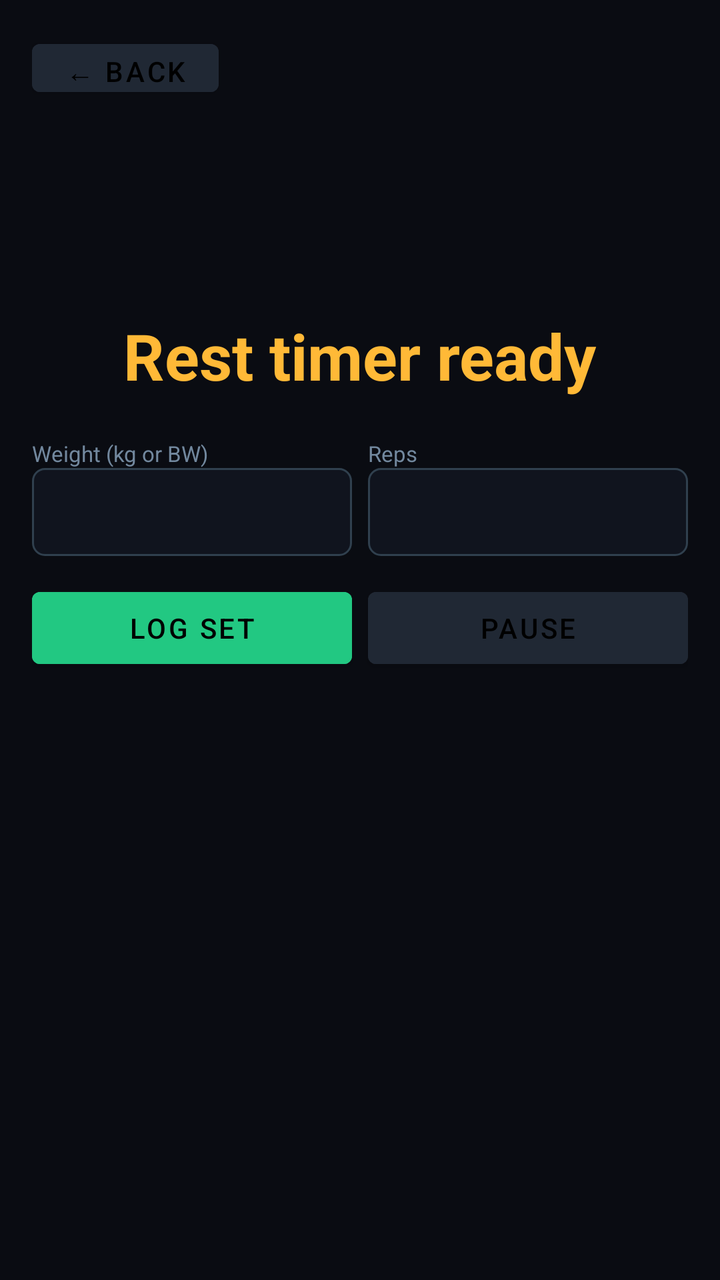
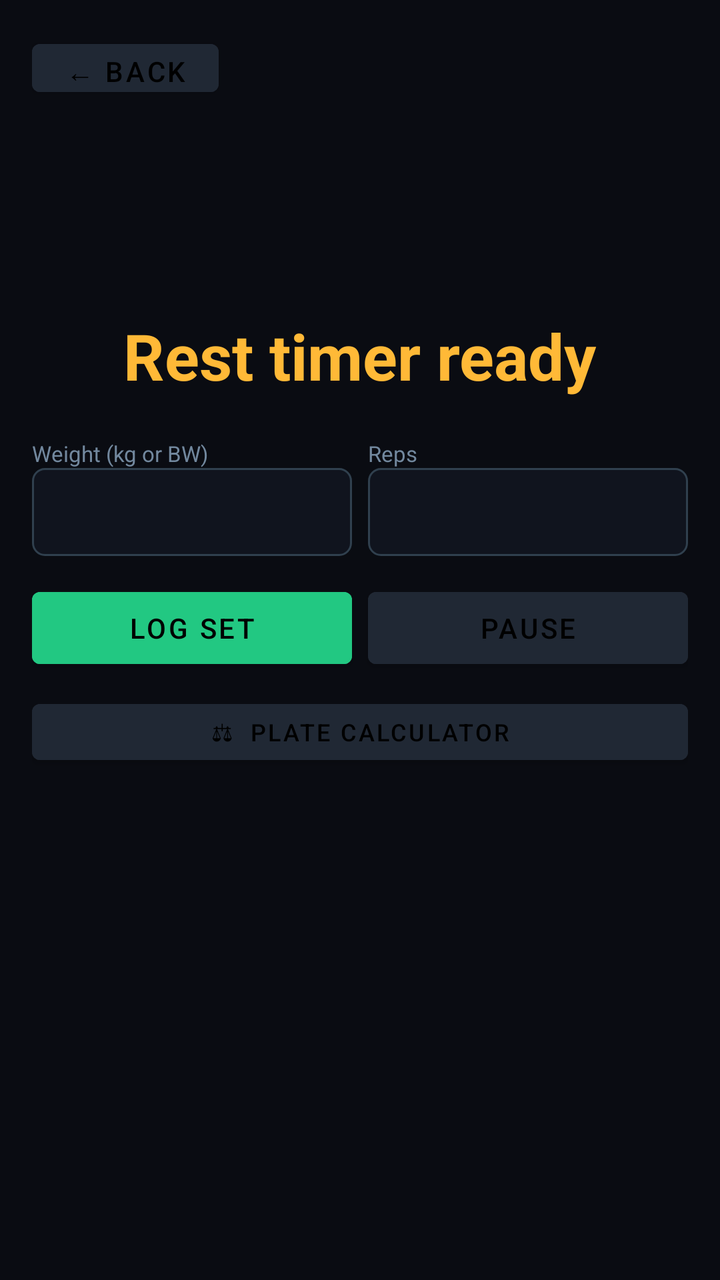

Screens rendered from an Android XML layout before and after an edit, with the pre-edit source and the edit as a unified diff.
<!-- AndroidManifest.xml: application theme Theme.IronPulse -->
<!-- res/layout/activity_exercise_detail.xml -->
<?xml version="1.0" encoding="utf-8"?>
<ScrollView xmlns:android="http://schemas.android.com/apk/res/android"
    android:id="@+id/detail_root"
    android:layout_width="match_parent" android:layout_height="match_parent"
    android:background="?attr/colorScreenBg" android:padding="16dp">
    <LinearLayout android:layout_width="match_parent" android:layout_height="wrap_content"
        android:orientation="vertical">
        <Button android:id="@+id/btn_back" android:text="← Back"
            android:layout_width="wrap_content" android:layout_height="36dp"
            android:backgroundTint="@color/panel_mid" android:layout_marginBottom="12dp"/>
        <TextView android:id="@+id/exercise_title"
            android:layout_width="wrap_content" android:layout_height="wrap_content"
            android:textColor="?attr/colorTextPrimary" android:textSize="24sp" android:textStyle="bold"
            android:layout_gravity="center_horizontal" android:layout_marginBottom="6dp"/>
        <TextView android:id="@+id/exercise_stats"
            android:layout_width="wrap_content" android:layout_height="wrap_content"
            android:textColor="?attr/colorTextMuted" android:textSize="13sp"
            android:layout_gravity="center_horizontal" android:layout_marginBottom="4dp"/>
        <TextView android:id="@+id/prev_best"
            android:layout_width="wrap_content" android:layout_height="wrap_content"
            android:textColor="@color/accent" android:textSize="12sp" android:textStyle="bold"
            android:layout_gravity="center_horizontal" android:layout_marginBottom="16dp"/>
        <TextView android:id="@+id/timer_label"
            android:layout_width="wrap_content" android:layout_height="wrap_content"
            android:text="Rest timer ready" android:textColor="@color/accent_2"
            android:textSize="32sp" android:textStyle="bold"
            android:layout_gravity="center_horizontal" android:layout_marginBottom="20dp"/>
        <LinearLayout android:layout_width="match_parent" android:layout_height="wrap_content"
            android:orientation="horizontal" android:layout_marginBottom="12dp">
            <LinearLayout android:layout_width="0dp" android:layout_height="wrap_content"
                android:layout_weight="1" android:orientation="vertical" android:layout_marginEnd="8dp">
                <TextView android:id="@+id/weight_field_label"
                    android:text="Weight (kg or BW)" android:textColor="?attr/colorTextMuted"
                    android:textSize="11sp" android:layout_width="wrap_content" android:layout_height="wrap_content"/>
                <EditText android:id="@+id/field_weight" android:layout_width="match_parent"
                    android:layout_height="44dp" android:background="@drawable/field_bg"
                    android:textColor="?attr/colorTextPrimary" android:padding="8dp"/>
            </LinearLayout>
            <LinearLayout android:layout_width="0dp" android:layout_height="wrap_content"
                android:layout_weight="1" android:orientation="vertical">
                <TextView android:text="Reps" android:textColor="?attr/colorTextMuted"
                    android:textSize="11sp" android:layout_width="wrap_content" android:layout_height="wrap_content"/>
                <EditText android:id="@+id/field_reps" android:layout_width="match_parent"
                    android:layout_height="44dp" android:inputType="number"
                    android:background="@drawable/field_bg" android:textColor="?attr/colorTextPrimary" android:padding="8dp"/>
            </LinearLayout>
        </LinearLayout>
        <LinearLayout android:layout_width="match_parent" android:layout_height="wrap_content"
            android:orientation="horizontal" android:layout_marginBottom="8dp">
            <Button android:id="@+id/btn_log_set" android:text="Log Set"
                android:layout_width="0dp" android:layout_height="48dp" android:layout_weight="1"
                android:layout_marginEnd="8dp" android:backgroundTint="@color/accent"/>
            <Button android:id="@+id/btn_pause" android:text="Pause"
                android:layout_width="0dp" android:layout_height="48dp" android:layout_weight="1"
                android:backgroundTint="@color/panel_mid"/>
        </LinearLayout>
        <TextView android:id="@+id/set_history"
            android:layout_width="match_parent" android:layout_height="wrap_content"
            android:textColor="?attr/colorTextMuted" android:textSize="12sp" android:layout_marginBottom="16dp"/>
    </LinearLayout>
</ScrollView>
<!-- resources referenced by this layout -->
<resources>
  <color name="accent">#22C882</color>
  <color name="accent_2">#FFB937</color>
  <color name="panel_mid">#202834</color>
  <!-- drawable field_bg (drawable) -->
  <?xml version="1.0" encoding="utf-8"?>
  <shape xmlns:android="http://schemas.android.com/apk/res/android" android:shape="rectangle">
      <solid android:color="?attr/colorFieldBg"/>
      <stroke android:width="1dp" android:color="?attr/colorBorder"/>
      <corners android:radius="6dp"/>
  </shape>
  <style name="Theme.IronPulse" parent="Theme.MaterialComponents.NoActionBar">
          <item name="android:windowLightStatusBar">false</item>
          <item name="android:windowLightNavigationBar">false</item>
          <item name="colorPrimary">@color/accent</item>
          <item name="colorPrimaryDark">@color/accent_dark</item>
          <item name="colorAccent">@color/accent</item>
          <item name="android:windowBackground">@color/bg_dark</item>
          <item name="android:textColor">@color/text_primary</item>
          <item name="android:colorBackground">@color/bg_dark</item>
          <item name="colorScreenBg">@color/bg_dark</item>
          <item name="colorCardBg">@color/card_bg</item>
          <item name="colorPanelBg">@color/panel_dark</item>
          <item name="colorTextPrimary">@color/text_primary</item>
          <item name="colorTextMuted">@color/text_muted</item>
          <item name="calToday">@color/cal_today</item>
          <item name="calRest">@color/cal_rest</item>
          <item name="calWorkout">@color/cal_workout</item>
          <item name="calEmpty">@color/cal_empty</item>
          <item name="calSelected">@color/cal_selected</item>
          <item name="streakTrack">@color/panel_mid</item>
          <item name="colorFieldBg">@color/field_bg</item>
          <item name="colorBorder">@color/border</item>
      </style>
  <color name="accent_dark">#0E8E5A</color>
  <color name="bg_dark">#0A0C12</color>
  <color name="text_primary">#F0F4F8</color>
  <color name="card_bg">#181E2C</color>
  <color name="panel_dark">#14192A</color>
  <color name="text_muted">#72889E</color>
  <color name="cal_today">#14508A</color>
  <color name="cal_rest">#123230</color>
  <color name="cal_workout">#5A2A10</color>
  <color name="cal_empty">#141A24</color>
  <color name="cal_selected">#1E3A4C</color>
  <color name="field_bg">#10141E</color>
  <color name="border">#30404E</color>
</resources>

<!-- the commit's change to res/layout/activity_exercise_detail.xml (unified diff, before → after) -->
@@ -54,6 +54,11 @@
                 android:layout_width="0dp" android:layout_height="48dp" android:layout_weight="1"
                 android:backgroundTint="@color/panel_mid"/>
         </LinearLayout>
+        <Button android:id="@+id/btn_plates" android:text="⚖  Plate Calculator"
+            android:layout_width="match_parent" android:layout_height="40dp"
+            android:layout_marginBottom="8dp"
+            android:textSize="12sp"
+            android:backgroundTint="@color/panel_mid"/>
         <TextView android:id="@+id/set_history"
             android:layout_width="match_parent" android:layout_height="wrap_content"
             android:textColor="?attr/colorTextMuted" android:textSize="12sp" android:layout_marginBottom="16dp"/>
